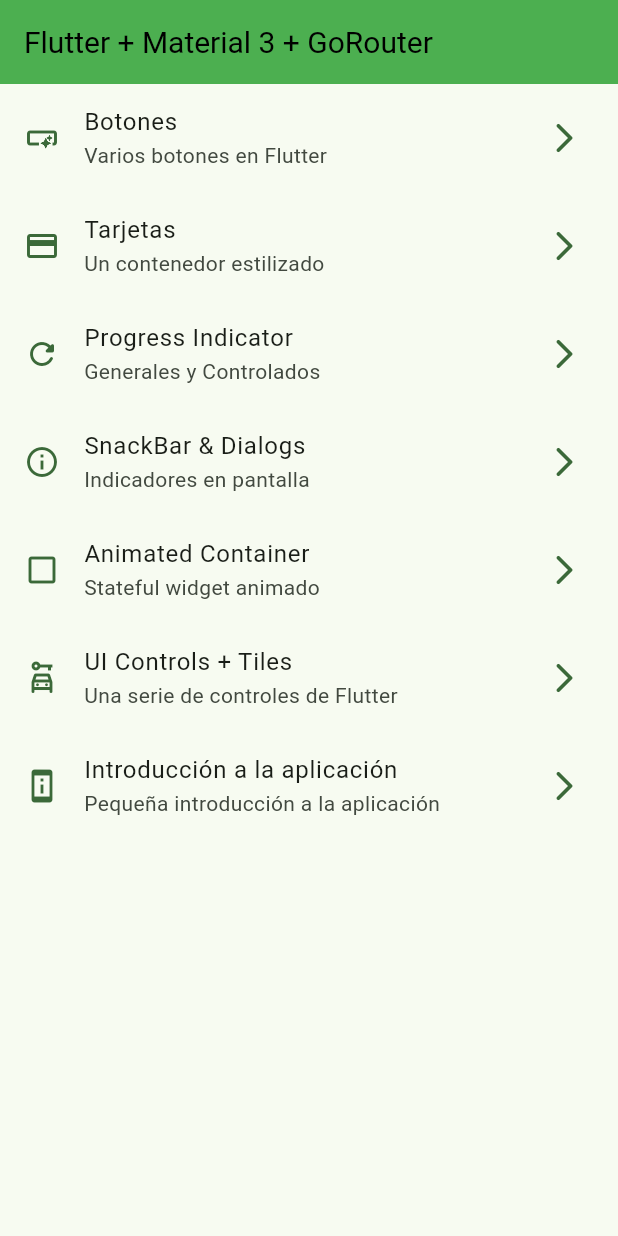
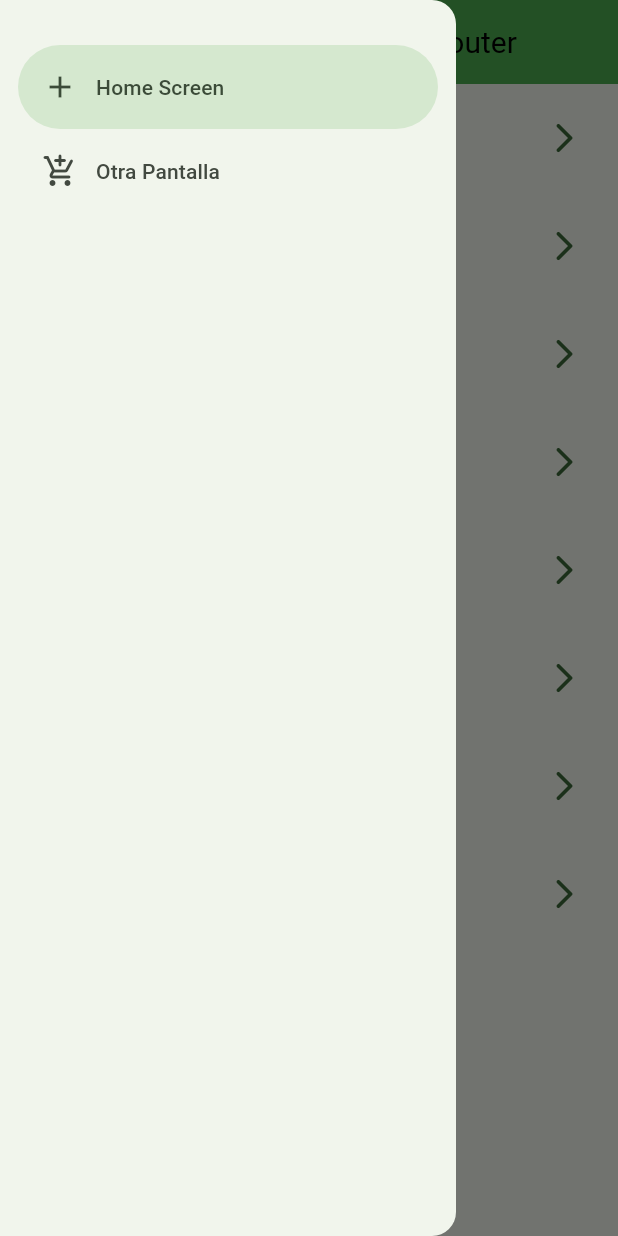
Before and after one commit to Assassins1432/widgets_app, a Flutter app: the screen it shows after launch, with the side drawer open (before the commit the screen has no drawer), on a phone screen of 412 x 824 dp. Run offline on Flutter 3.47's test engine with Material 3 defaults, Android fonts, the phone set to English and light mode, and no system bars; our stand-ins replace animate_do, go_router.

Commit message:
feat: Add InfiniteScroll & PullRefresh menu item and screen

```diff
--- a/lib/config/menu/menu_items.dart
+++ b/lib/config/menu/menu_items.dart
@@ -57,4 +57,10 @@ const appMenuItems = <MenuItem>[
     link: '/tutorial',
     icon: Icons.perm_device_info,
   ),
+  MenuItem(
+    title: 'InfiniteScroll & PullRefresh',
+    subTitle: 'Listas Infinitas & pull to refresh',
+    link: '/infinite',
+    icon: Icons.list_rounded,
+  ),
 ];
--- a/lib/presentation/screens/home/home_screen.dart
+++ b/lib/presentation/screens/home/home_screen.dart
@@ -1,6 +1,7 @@
 import 'package:flutter/material.dart';
 import 'package:go_router/go_router.dart';
 import 'package:widgets_app/config/menu/menu_items.dart';
+import 'package:widgets_app/presentation/screens/widgets/side_menu.dart';
 
 class HomeScreen extends StatelessWidget {
   static const String routeName = 'home_screen';
@@ -14,6 +15,7 @@ class HomeScreen extends StatelessWidget {
         title: const Text('Flutter + Material 3 + GoRouter'),
       ),
       body: const _HomeView(),
+      drawer: const SideMenu(),
     );
   }
 }
--- /dev/null
+++ b/lib/presentation/screens/widgets/side_menu.dart
@@ -0,0 +1,40 @@
+import 'dart:io';
+
+import 'package:flutter/material.dart';
+
+class SideMenu extends StatefulWidget {
+  const SideMenu({super.key});
+
+  @override
+  State<SideMenu> createState() => _SideMenuState();
+}
+
+class _SideMenuState extends State<SideMenu> {
+  int newDrawerIndex = 0;
+
+  @override
+  Widget build(BuildContext context) {
+    // Forma para identificar el Notch del dispositivo y evitar que el contenido se solape con el mismo.
+    final hasNotch = MediaQuery.of(context).viewPadding.top > 35;
+
+    return NavigationDrawer(
+      selectedIndex: newDrawerIndex,
+      onDestinationSelected: (int index) {
+        setState(() {
+          newDrawerIndex = index;
+        });
+      },
+      children: [
+        Padding(padding: EdgeInsets.fromLTRB(28, hasNotch ? 10 : 20, 16, 10)),
+        const NavigationDrawerDestination(
+          icon: Icon(Icons.add),
+          label: Text('Home Screen'),
+        ),
+        const NavigationDrawerDestination(
+          icon: Icon(Icons.add_shopping_cart_rounded),
+          label: Text('Otra Pantalla'),
+        ),
+      ],
+    );
+  }
+}
```
Also changed, not shown: lib/config/router/app_router.dart (+21 -0 lines), lib/presentation/screens/infinite_scroll/infinite_scroll_screen.dart (+116 -2 lines).
